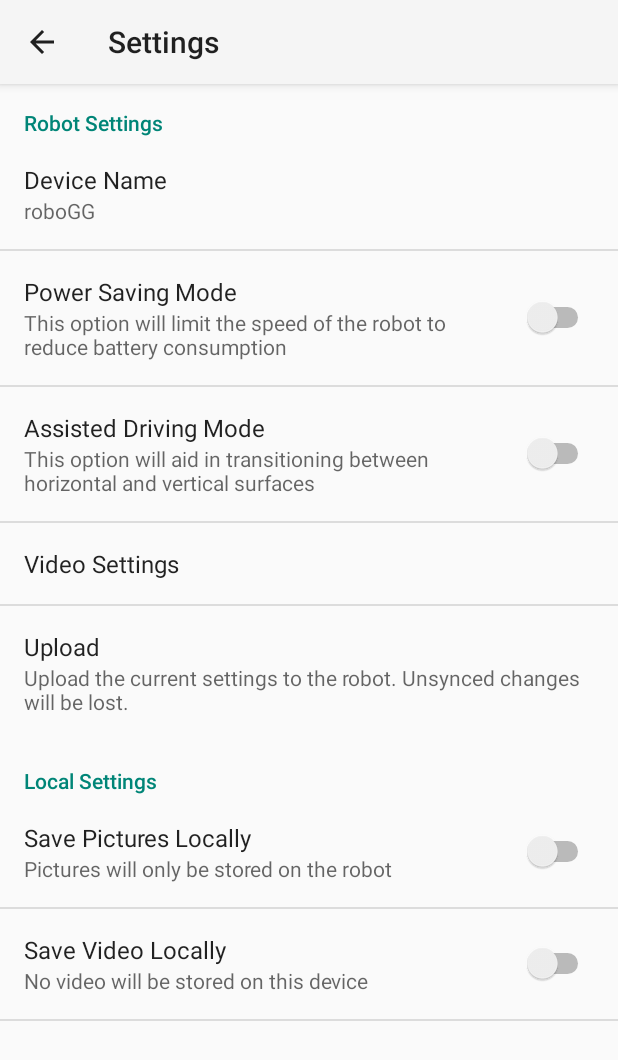
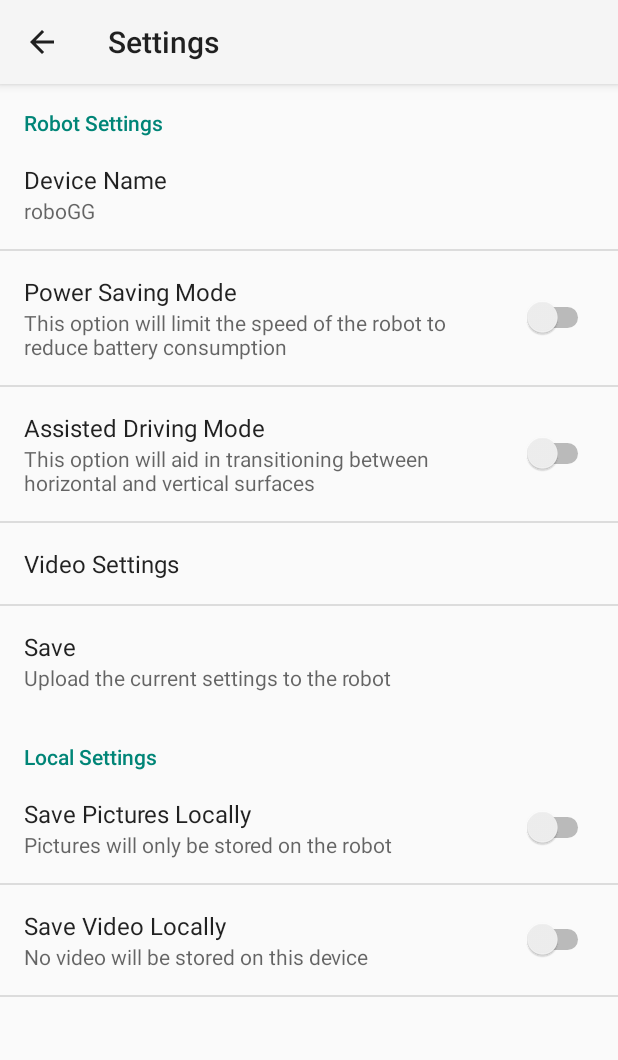
Before and after one commit to Woobs8/BachelorGoGo_RoboGoGo_Remote_Control, an Android app: the SettingsActivity screen opened directly, with no data from a screen before it, on a phone screen of 412 x 824 dp. Shown: the top 1060 px of the screen. Run offline under Robolectric (Android 15) with nearby library versions, the phone set to English and light mode, and no system bars; 1 statement that could not run was skipped.

Commit message:
Added functionality to send settings and an alert dialog to SettingsActivity when exiting with unsaved changes.

```diff
--- a/app/src/main/AndroidManifest.xml
+++ b/app/src/main/AndroidManifest.xml
@@ -28,8 +28,8 @@
         </activity>
         <activity
             android:name=".SettingsActivity"
-            android:label="SettingsActivity"
-            android:screenOrientation="portrait"></activity>
+            android:label="SettingsActivity">
+        </activity>
 
         <service
             android:name=".WiFiDirectService"
--- a/app/src/main/java/bachelorgogo/com/robotcontrolapp/SettingsActivity.java
+++ b/app/src/main/java/bachelorgogo/com/robotcontrolapp/SettingsActivity.java
@@ -2,6 +2,7 @@ package bachelorgogo.com.robotcontrolapp;
 
 import android.content.ComponentName;
 import android.content.Context;
+import android.content.DialogInterface;
 import android.content.Intent;
 import android.content.ServiceConnection;
 import android.content.SharedPreferences;
@@ -12,6 +13,7 @@ import android.preference.Preference;
 import android.os.Bundle;
 import android.preference.PreferenceManager;
 import android.support.v7.app.ActionBar;
+import android.support.v7.app.AlertDialog;
 import android.util.Log;
 import android.view.MenuItem;
 import android.widget.Toast;
@@ -25,6 +27,8 @@ public class SettingsActivity extends AppCompatPreferenceActivity implements Sha
     static WiFiDirectService mService;
     static boolean mBound;
     static boolean mUnsyncedChanges;
+    static PreferenceFragment mPreferenceFragment;
+    static AlertDialog mConfirmationDialog;
 
     /**
      * A preference value change listener that updates the preference's summary
@@ -81,10 +85,28 @@ public class SettingsActivity extends AppCompatPreferenceActivity implements Sha
     protected void onCreate(final Bundle savedInstanceState)
     {
         super.onCreate(savedInstanceState);
-        getFragmentManager().beginTransaction().replace(android.R.id.content, new PreferenceFragment()).commit();
+        mPreferenceFragment = new PreferenceFragment();
+        getFragmentManager().beginTransaction().replace(android.R.id.content, mPreferenceFragment).commit();
         setupActionBar();
         PreferenceManager.getDefaultSharedPreferences(this).registerOnSharedPreferenceChangeListener(this);
         mUnsyncedChanges = false;
+
+        AlertDialog.Builder builder = new AlertDialog.Builder(this,R.style.AppCompatAlertDialogStyle);
+        builder.setTitle(getString(R.string.settings_unsaved_changes_dialog_title));
+        builder.setMessage(getString(R.string.settings_unsaved_changes_dialog_message));
+        builder.setPositiveButton(getString(R.string.settings_unsaved_changes_dialog_ok_btn_text), new DialogInterface.OnClickListener() {
+            @Override
+            public void onClick(DialogInterface dialog, int which) {
+                mPreferenceFragment.restorePreferences();
+                onBackPressed();
+            }
+        });
+        builder.setNegativeButton(getString(R.string.settings_unsaved_changes_dialog_cancel_btn_text),null);
+        mConfirmationDialog = builder.create();
+
+        //binding to service currently exists for whole lifetime of activity
+        Intent wifiServiceIntent = new Intent(this, WiFiDirectService.class);
+        bindToService(wifiServiceIntent);
     }
 
     @Override
@@ -113,7 +135,10 @@ public class SettingsActivity extends AppCompatPreferenceActivity implements Sha
         int itemId = item.getItemId();
         switch (itemId) {
             case android.R.id.home:
-                onBackPressed();
+                if(mUnsyncedChanges)
+                    mConfirmationDialog.show();
+                else
+                    onBackPressed();
                 break;
         }
         return super.onOptionsItemSelected(item);
@@ -179,18 +204,18 @@ public class SettingsActivity extends AppCompatPreferenceActivity implements Sha
 
             mSettings = new SettingsObject() {
                 @Override
-                public void onSuccess() {
+                public void onSuccess(String command) {
                     mUnsyncedChanges = false;
                     upload_btn.setEnabled(true);
                     upload_btn.setSummary(getString(R.string.settings_synced));
                 }
 
                 @Override
-                public void onFailure() {
+                public void onFailure(String command) {
                     mUnsyncedChanges = true;
                     Toast.makeText(getActivity(), getString(R.string.settings_sync_error_toast), Toast.LENGTH_LONG).show();
                     upload_btn.setEnabled(true);
-                    upload_btn.setSummary(getString(R.string.settings_synced));
+                    upload_btn.setSummary(getString(R.string.settings_not_synced));
                 }
             };
 
@@ -204,15 +229,13 @@ public class SettingsActivity extends AppCompatPreferenceActivity implements Sha
                             mSharedPrefs.getBoolean(getString(R.string.settings_power_save_mode_key),false),
                             mSharedPrefs.getBoolean(getString(R.string.settings_assisted_driving_mode_key),false));
 
-                    //mService.sendControlCommand(mSettings);
+                    mService.sendSettingsObject(mSettings);
                     return true;
                 }
             });
         }
 
-        @Override
-        public void onDestroy() {
-            //Restore settings if not synced when settings activity is closed
+        public void restorePreferences() {
             if (mUnsyncedChanges) {
                 Log.d(TAG,"Restoring preferences");
                 SharedPreferences.Editor editor = mSharedPrefs.edit();
@@ -220,8 +243,13 @@ public class SettingsActivity extends AppCompatPreferenceActivity implements Sha
                 editor.putString(getString(R.string.settings_video_key), mVideoQualityIndex);
                 editor.putBoolean(getString(R.string.settings_power_save_mode_key), mPowerSaveMode);
                 editor.putBoolean(getString(R.string.settings_assisted_driving_mode_key), mAssistedDrivingMode);
-                editor.apply();
+                editor.commit();
             }
+        }
+
+        @Override
+        public void onDestroy() {
+            restorePreferences();
             super.onDestroy();
         }
     }
--- a/app/src/main/res/values/settings_strings.xml
+++ b/app/src/main/res/values/settings_strings.xml
@@ -6,7 +6,7 @@
     <string name="settings_power_save_mode_preference_title">Power Saving Mode</string>
     <string name="settings_assisted_drive_mode_preference_title">Assisted Driving Mode</string>
     <string name="settings_video_preference_title">Video Settings</string>
-    <string name="settings_upload_btn_title">Upload</string>
+    <string name="settings_upload_btn_title">Save</string>
     <string name="settings_local_picture_storage_preference_title">Save Pictures Locally</string>
     <string name="settings_local_video_storage_preference_title">Save Video Locally</string>
 
@@ -18,6 +18,11 @@
     <string name="settings_local_picture_storage_key">local_picture_storage_preference</string>
     <string name="settings_local_video_storage_key">local_video_storage_preference</string>
     <string name="settings_synced">Current settings match the settings on the robot</string>
-    <string name="settings_not_synced">Current settings match the settings on the robot</string>
-    <string name="settings_sync_error_toast">Failed to sync settings</string>
+    <string name="settings_not_synced">Current settings are not uploaded to the robot</string>
+    <string name="settings_sync_error_toast">Failed to upload settings</string>
+
+    <string name="settings_unsaved_changes_dialog_ok_btn_text">Ok</string>
+    <string name="settings_unsaved_changes_dialog_cancel_btn_text">Cancel</string>
+    <string name="settings_unsaved_changes_dialog_title">Unsaved Changes</string>
+    <string name="settings_unsaved_changes_dialog_message">There are unsaved changes\nThese changes will be lost if you exit</string>
 </resources>
--- a/app/src/main/res/values/styles.xml
+++ b/app/src/main/res/values/styles.xml
@@ -1,4 +1,9 @@
 <resources>
+    <style name="AppCompatAlertDialogStyle" parent="Theme.AppCompat.Light.Dialog.Alert">
+        <item name="colorAccent">#FFCC00</item>
+        <item name="android:textColorPrimary">#FFFFFF</item>
+        <item name="android:background">#5fa3d0</item>
+    </style>
 
     <!-- Base application theme. -->
     <style name="AppTheme" parent="Theme.AppCompat.Light.DarkActionBar">
--- a/app/src/main/res/xml/preference_screen.xml
+++ b/app/src/main/res/xml/preference_screen.xml
@@ -38,7 +38,7 @@
 
     <Preference android:title="@string/settings_upload_btn_title"
         android:key="@string/settings_upload_btn_key"
-        android:summary="Upload the current settings to the robot. Unsynced changes will be lost."/>
+        android:summary="Upload the current settings to the robot"/>
 
     <PreferenceCategory
         android:title="@string/settings_local_category">
```
Also changed, not shown: app/src/main/java/bachelorgogo/com/robotcontrolapp/SettingsClient.java (+31 -18 lines), app/src/main/java/bachelorgogo/com/robotcontrolapp/SettingsObject.java (+7 -2 lines), app/src/main/java/bachelorgogo/com/robotcontrolapp/WiFiDirectService.java (+18 -2 lines).
